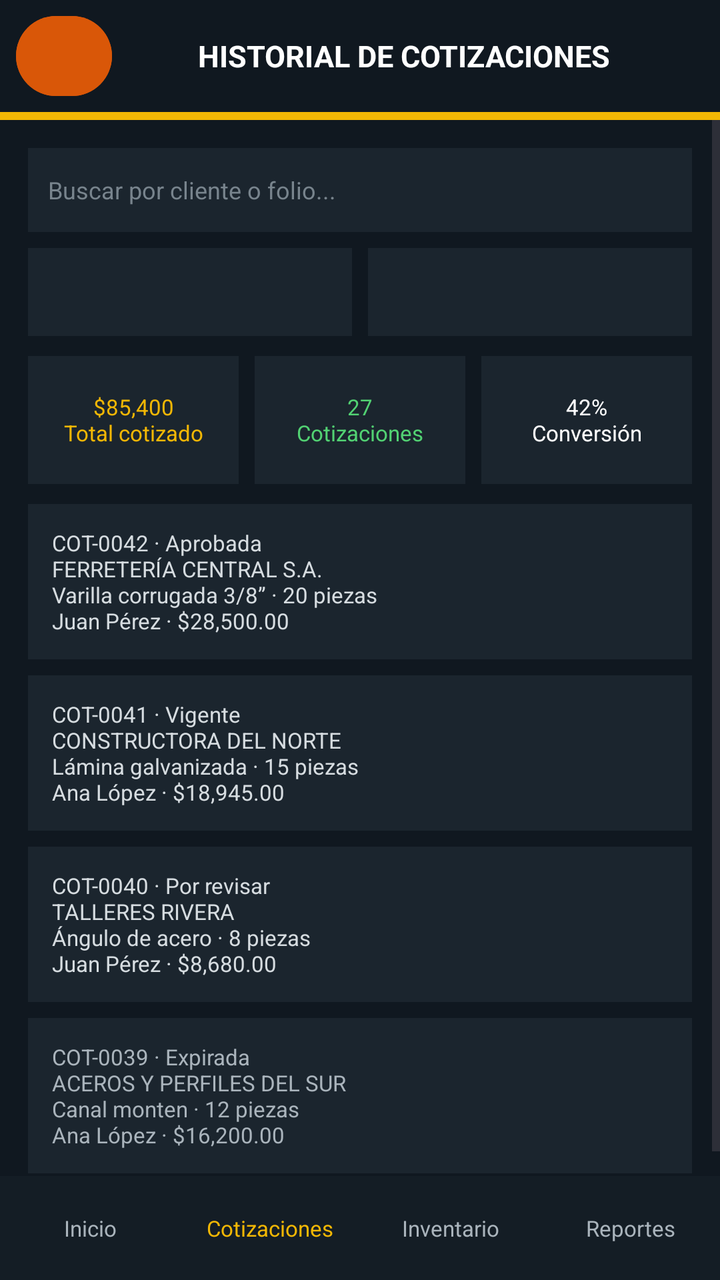
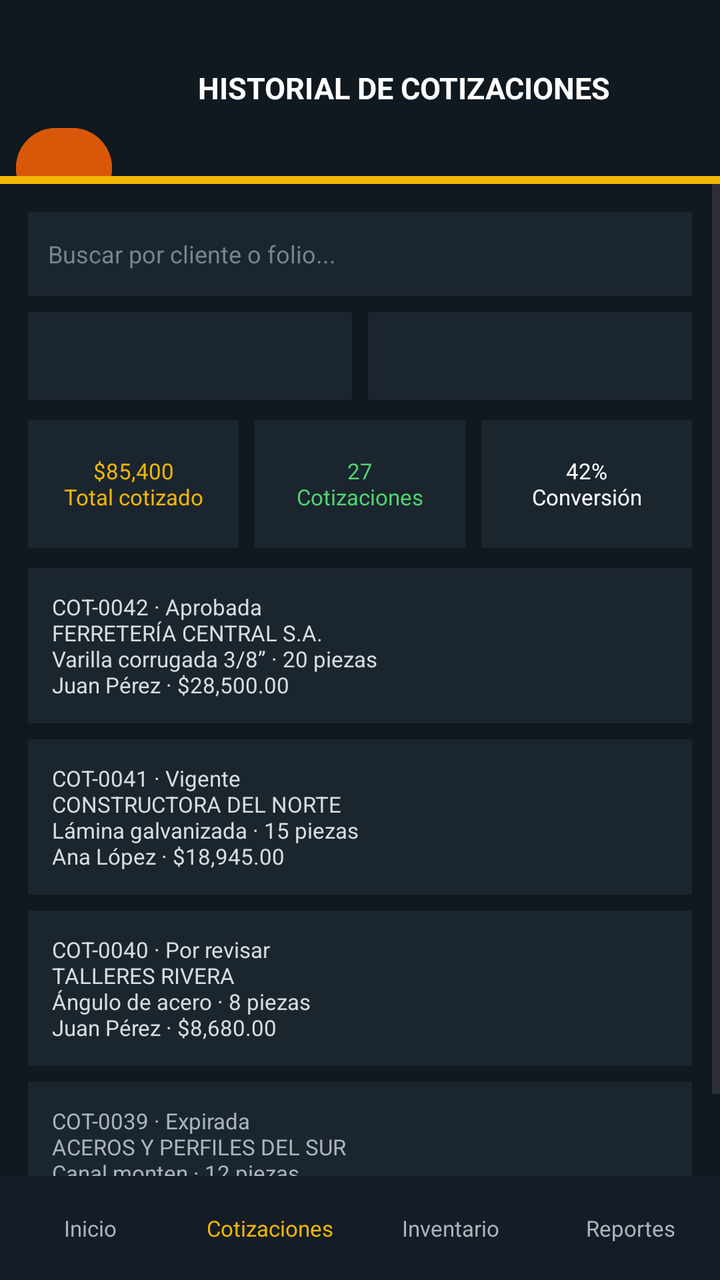

An Android layout rendered at two revisions. The XML below is the earlier revision; the diff shows what the commit changed to produce the second picture.
<!-- AndroidManifest.xml: application theme Theme.Aceroswecorp -->
<!-- res/layout/activity_historial_cotizaciones.xml -->
<?xml version="1.0" encoding="utf-8"?>
<LinearLayout xmlns:android="http://schemas.android.com/apk/res/android"
    android:id="@+id/screen_root"
    android:layout_width="match_parent"
    android:layout_height="match_parent"
    android:background="#101820"
    android:orientation="vertical">

    <LinearLayout
        android:layout_width="match_parent"
        android:layout_height="56dp"
        android:gravity="center_vertical"
        android:orientation="horizontal"
        android:paddingStart="8dp"
        android:paddingEnd="12dp">

        <Button
            android:id="@+id/screen_back"
            android:layout_width="48dp"
            android:layout_height="48dp"
            android:backgroundTint="#D95708"
            android:contentDescription="@string/back"
            android:text="@string/back_arrow"
            android:textColor="#FFFFFF"
            android:textSize="24sp" />

        <TextView
            android:layout_width="0dp"
            android:layout_height="wrap_content"
            android:layout_weight="1"
            android:gravity="center"
            android:text="HISTORIAL DE COTIZACIONES"
            android:textColor="#FFFFFF"
            android:textSize="15sp"
            android:textStyle="bold" />
    </LinearLayout>

    <TextView android:layout_width="match_parent" android:layout_height="4dp" android:background="#F2B705" />

    <ScrollView
        android:layout_width="match_parent"
        android:layout_height="0dp"
        android:layout_weight="1">

        <LinearLayout
            android:layout_width="match_parent"
            android:layout_height="wrap_content"
            android:orientation="vertical"
            android:padding="14dp">

            <EditText android:layout_width="match_parent" android:layout_height="42dp" android:background="#1B252E" android:hint="Buscar por cliente o folio..." android:padding="10dp" android:textColor="#FFFFFF" android:textColorHint="#78848D" android:textSize="12sp" />
            <LinearLayout android:layout_width="match_parent" android:layout_height="44dp" android:layout_marginTop="8dp" android:orientation="horizontal">
                <Spinner android:layout_width="0dp" android:layout_height="match_parent" android:layout_marginEnd="4dp" android:layout_weight="1" android:background="#1B252E" android:prompt="@string/all_salespeople" />
                <Spinner android:layout_width="0dp" android:layout_height="match_parent" android:layout_marginStart="4dp" android:layout_weight="1" android:background="#1B252E" android:prompt="@string/last_30_days" />
            </LinearLayout>

            <LinearLayout android:layout_width="match_parent" android:layout_height="64dp" android:layout_marginTop="10dp" android:orientation="horizontal">
                <TextView android:layout_width="0dp" android:layout_height="match_parent" android:layout_marginEnd="4dp" android:layout_weight="1" android:background="#1B252E" android:gravity="center" android:text="$85,400&#10;Total cotizado" android:textColor="#F2B705" android:textSize="11sp" />
                <TextView android:layout_width="0dp" android:layout_height="match_parent" android:layout_marginStart="4dp" android:layout_marginEnd="4dp" android:layout_weight="1" android:background="#1B252E" android:gravity="center" android:text="27&#10;Cotizaciones" android:textColor="#52D273" android:textSize="11sp" />
                <TextView android:layout_width="0dp" android:layout_height="match_parent" android:layout_marginStart="4dp" android:layout_weight="1" android:background="#1B252E" android:gravity="center" android:text="42%&#10;Conversión" android:textColor="#FFFFFF" android:textSize="11sp" />
            </LinearLayout>

            <TextView android:layout_width="match_parent" android:layout_height="wrap_content" android:layout_marginTop="10dp" android:background="#1B252E" android:padding="12dp" android:text="COT-0042 · Aprobada&#10;FERRETERÍA CENTRAL S.A.&#10;Varilla corrugada 3/8” · 20 piezas&#10;Juan Pérez · $28,500.00" android:textColor="#D6DCE0" android:textSize="11sp" />
            <TextView android:layout_width="match_parent" android:layout_height="wrap_content" android:layout_marginTop="8dp" android:background="#1B252E" android:padding="12dp" android:text="COT-0041 · Vigente&#10;CONSTRUCTORA DEL NORTE&#10;Lámina galvanizada · 15 piezas&#10;Ana López · $18,945.00" android:textColor="#D6DCE0" android:textSize="11sp" />
            <TextView android:layout_width="match_parent" android:layout_height="wrap_content" android:layout_marginTop="8dp" android:background="#1B252E" android:padding="12dp" android:text="COT-0040 · Por revisar&#10;TALLERES RIVERA&#10;Ángulo de acero · 8 piezas&#10;Juan Pérez · $8,680.00" android:textColor="#D6DCE0" android:textSize="11sp" />
            <TextView android:layout_width="match_parent" android:layout_height="wrap_content" android:layout_marginTop="8dp" android:background="#1B252E" android:padding="12dp" android:text="COT-0039 · Expirada&#10;ACEROS Y PERFILES DEL SUR&#10;Canal monten · 12 piezas&#10;Ana López · $16,200.00" android:textColor="#AAB4BC" android:textSize="11sp" />
        </LinearLayout>
    </ScrollView>

    <LinearLayout android:layout_width="match_parent" android:layout_height="52dp" android:background="#141D25" android:gravity="center" android:orientation="horizontal">
        <TextView android:id="@+id/nav_inicio" android:layout_width="0dp" android:layout_height="match_parent" android:layout_weight="1" android:gravity="center" android:text="Inicio" android:textColor="#AAB4BC" android:textSize="11sp" />
        <TextView android:id="@+id/nav_cotizaciones" android:layout_width="0dp" android:layout_height="match_parent" android:layout_weight="1" android:gravity="center" android:text="Cotizaciones" android:textColor="#F2B705" android:textSize="11sp" />
        <TextView android:id="@+id/nav_inventario" android:layout_width="0dp" android:layout_height="match_parent" android:layout_weight="1" android:gravity="center" android:text="Inventario" android:textColor="#AAB4BC" android:textSize="11sp" />
        <TextView android:id="@+id/nav_reportes" android:layout_width="0dp" android:layout_height="match_parent" android:layout_weight="1" android:gravity="center" android:text="Reportes" android:textColor="#AAB4BC" android:textSize="11sp" />
    </LinearLayout>
</LinearLayout>
<!-- resources referenced by this layout -->
<resources>
  <string name="all_salespeople">Todos los vendedores</string>
  <string name="back">Volver</string>
  <string name="back_arrow">‹</string>
  <string name="last_30_days">Últimos 30 días</string>
  <style name="Theme.Aceroswecorp" parent="Base.Theme.Aceroswecorp" />
  <style name="Base.Theme.Aceroswecorp" parent="Theme.Material3.DayNight.NoActionBar">
          
          
      </style>
</resources>

<!-- the commit's change to res/layout/activity_historial_cotizaciones.xml (unified diff, before → after) -->
@@ -8,7 +8,7 @@
 
     <LinearLayout
         android:layout_width="match_parent"
-        android:layout_height="56dp"
+        android:layout_height="wrap_content"
         android:gravity="center_vertical"
         android:orientation="horizontal"
         android:paddingStart="8dp"
@@ -20,6 +20,7 @@
             android:layout_height="48dp"
             android:backgroundTint="#D95708"
             android:contentDescription="@string/back"
+            android:layout_marginTop="40dp"
             android:text="@string/back_arrow"
             android:textColor="#FFFFFF"
             android:textSize="24sp" />
